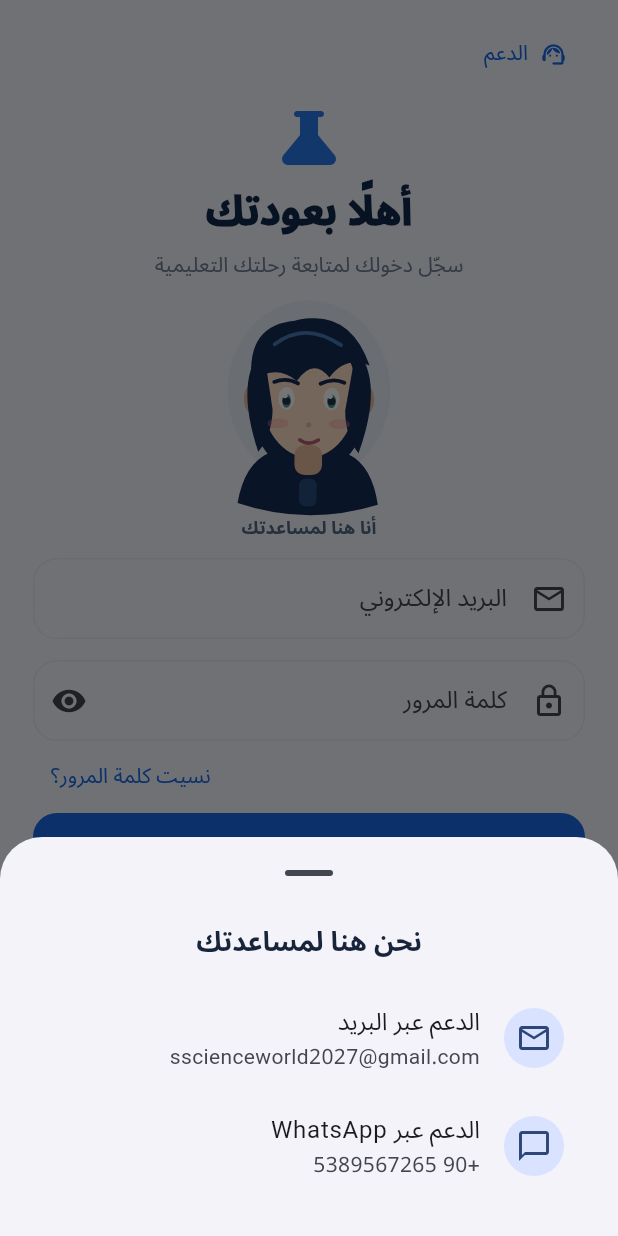
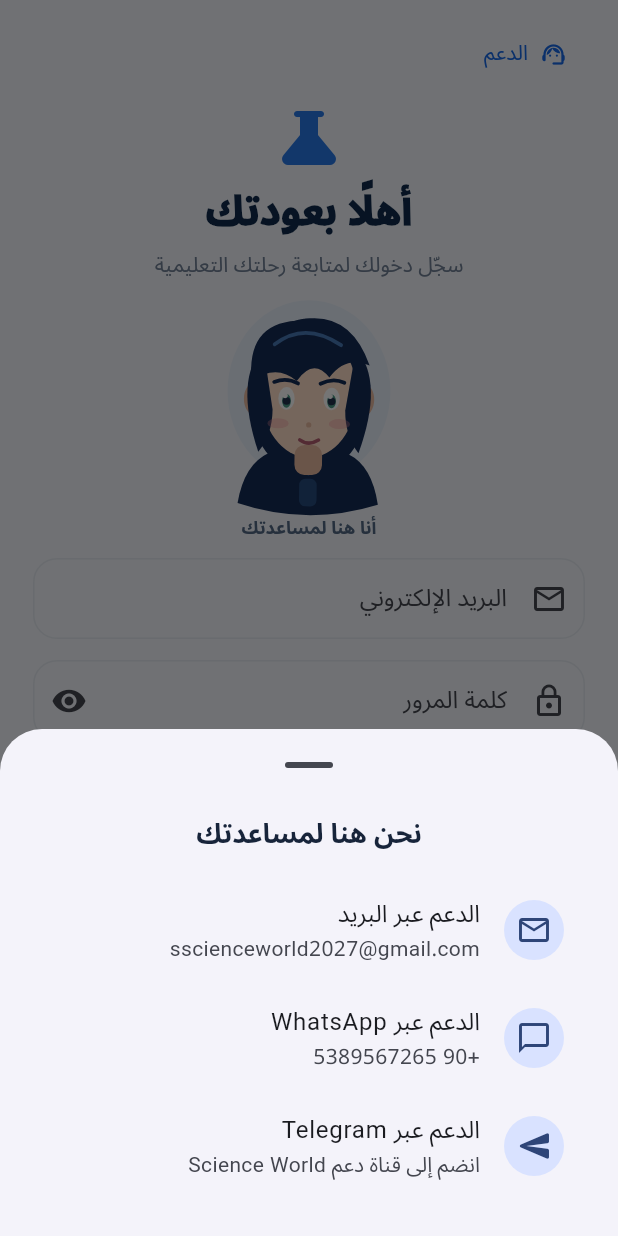
Before and after one commit to Ammar00391/science-world, a Flutter app: the LoginPage screen opened by its route, after a tap on "الدعم", on a phone screen of 412 x 824 dp. Run offline on Flutter 3.47's test engine with Material 3 defaults, Android fonts, the phone set to English and light mode, and no system bars; our stand-ins replace audioplayers, connectivity_plus, dio, equatable, flutter_riverpod, go_router and 5 more; accounts and stored records are empty.

Commit message:
Add Telegram support contact
Expose the provided Telegram invite link in the profile support section and authentication support sheet, using a shared support contact constant.

Co-authored-by: Copilot <223556219+Copilot@users.noreply.github.com>

```diff
--- a/lib/core/constants/support_contacts.dart
+++ b/lib/core/constants/support_contacts.dart
@@ -2,6 +2,7 @@ class SupportContacts {
   static const email = 'sscienceworld2027@gmail.com';
   static const whatsappPhone = '+90 5389567265';
   static const whatsappUrl = 'https://wa.me/905389567265';
+  static const telegramUrl = 'https://t.me/+RbKs6FHoVPQxYTI8';
   static const instagramUrl =
       'https://www.instagram.com/science._.world2027?cplk=MXRrdDV0MmlmaWkxZg==';
 
--- a/lib/features/auth/presentation/auth_support_button.dart
+++ b/lib/features/auth/presentation/auth_support_button.dart
@@ -50,6 +50,15 @@ class AuthSupportButton extends StatelessWidget {
                   _open(context, Uri.parse(SupportContacts.whatsappUrl));
                 },
               ),
+              ListTile(
+                leading: const CircleAvatar(child: Icon(Icons.send_rounded)),
+                title: const Text('الدعم عبر Telegram'),
+                subtitle: const Text('انضم إلى قناة دعم Science World'),
+                onTap: () {
+                  Navigator.pop(sheetContext);
+                  _open(context, Uri.parse(SupportContacts.telegramUrl));
+                },
+              ),
             ]),
           ),
         ),
--- a/lib/features/profile/presentation/profile_page.dart
+++ b/lib/features/profile/presentation/profile_page.dart
@@ -169,6 +169,8 @@ class _ProfilePageState extends State<ProfilePage> {
           const Divider(height: 1),
           _action(Icons.chat_outlined, 'WhatsApp', SupportContacts.whatsappPhone, _support),
           const Divider(height: 1),
+          _action(Icons.send_rounded, 'Telegram', 'انضم إلى قناة دعم Science World', () => _launchExternal(Uri.parse(SupportContacts.telegramUrl))),
+          const Divider(height: 1),
           _action(Icons.email_outlined, 'Gmail', SupportContacts.email, () => _emailSupport('دعم تطبيق عالم العلوم')),
           const Divider(height: 1),
           _action(Icons.support_agent, 'مراسلة الدعم الفني', 'أرسل استفسارك عبر البريد الإلكتروني', () => _emailSupport('دعم تطبيق عالم العلوم')),
```
Also changed, not shown: 1 other file.
